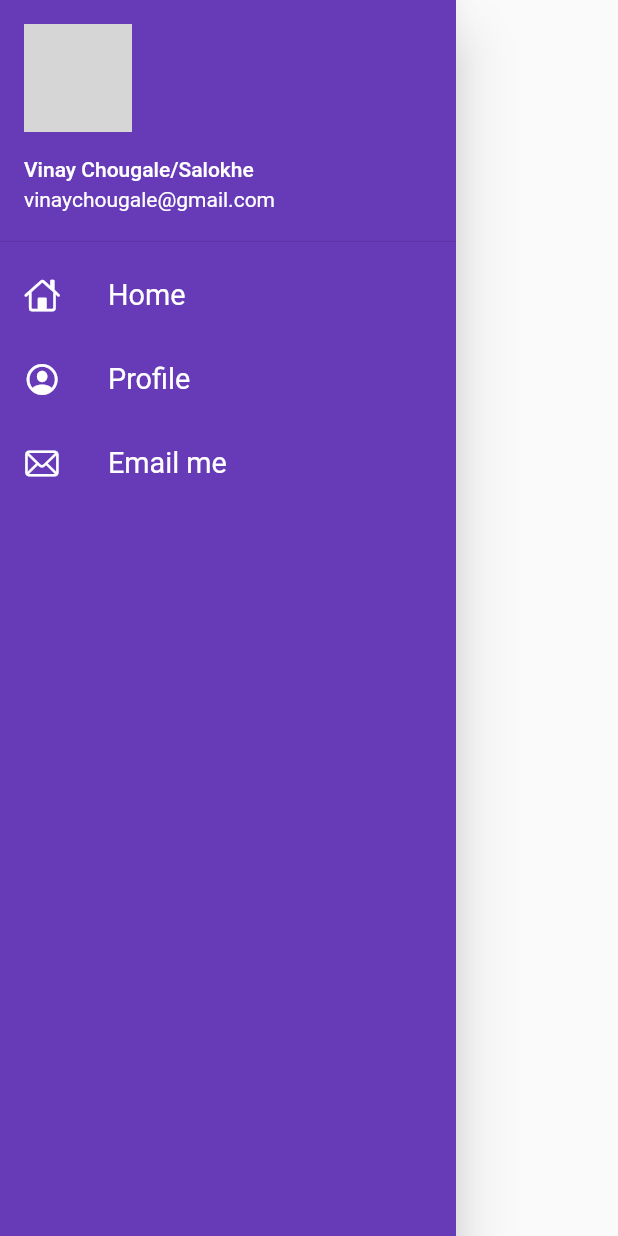
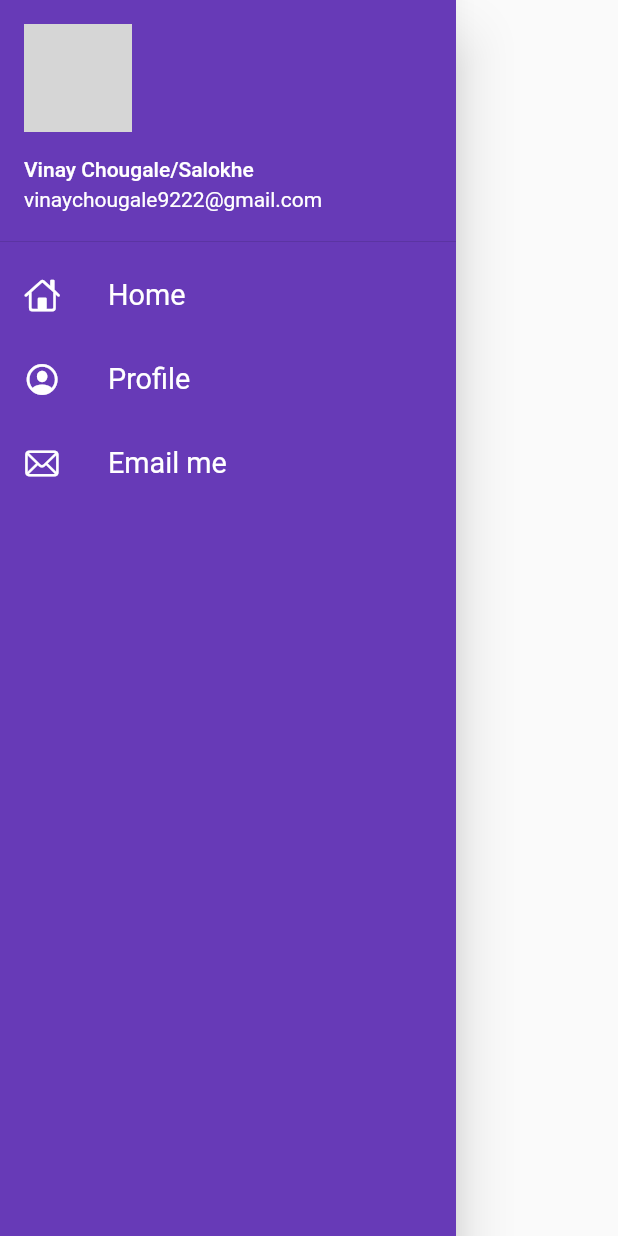
Before and after one commit to Vinay9222/7-Days-of-Flutter, a Flutter app: the MyDrawer widget shown alone on an empty page, opened directly, on a phone screen of 412 x 824 dp. Run offline on Flutter 3.47's test engine with Material 2 defaults, Android fonts, the phone set to English and light mode, and no system bars; network calls fail; grey boxes are pictures that could not be loaded.

Commit message:
Day9 Completed

```diff
--- a/lib/pages/home_page.dart
+++ b/lib/pages/home_page.dart
@@ -1,5 +1,5 @@
 import 'package:flutter/material.dart';
-import 'package:stock/widgets/drwer.dart';
+import 'package:stock/widgets/drawer.dart';
 
 class HomePage extends StatelessWidget {
   const HomePage({super.key});
--- a/lib/widgets/drwer.dart
+++ b/lib/widgets/drawer.dart
@@ -18,7 +18,7 @@ class MyDrawer extends StatelessWidget {
             child: UserAccountsDrawerHeader(
               margin: EdgeInsets.zero,
               accountName: Text("Vinay Chougale/Salokhe"),
-              accountEmail: Text("vinaychougale@gmail.com"),
+              accountEmail: Text("vinaychougale9222@gmail.com"),
               currentAccountPicture:
                   CircleAvatar(backgroundImage: NetworkImage(imageUrl)),
             ),
```
